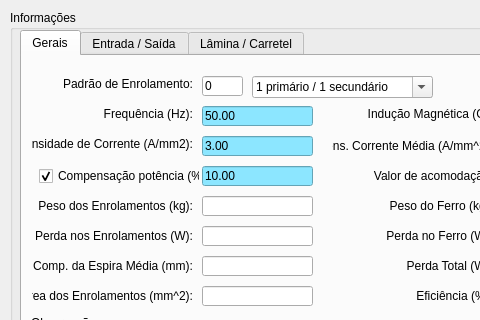
The window that windows/windownewproject.ui (KyryIx/Helena) describes before a commit, drawn with Qt 5; both pictures show x 0 to 480 and y 0 to 320 of the 758 by 510 pixel window.
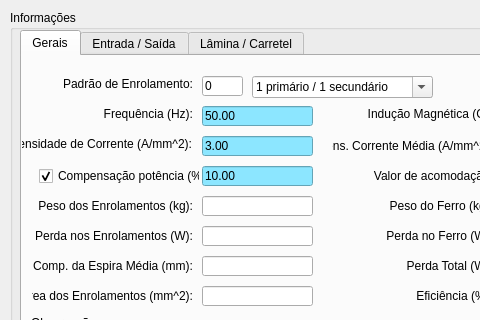
The same window after the commit. Icons and pictures are not drawn.

Commit message: Modificacoes nas janelas new projeto e open project

Diff of the .ui file:
```diff
--- a/windows/windownewproject.ui
+++ b/windows/windownewproject.ui
@@ -115,14 +115,14 @@
      <widget class="QLabel" name="label_currentDensity">
       <property name="geometry">
        <rect>
-        <x>10</x>
+        <x>0</x>
         <y>80</y>
-        <width>161</width>
+        <width>170</width>
         <height>16</height>
        </rect>
       </property>
       <property name="text">
-       <string>Densidade de Corrente (A/mm2):</string>
+       <string>Densidade de Corrente (A/mm^2):</string>
       </property>
       <property name="alignment">
        <set>Qt::AlignRight|Qt::AlignTrailing|Qt::AlignVCenter</set>
```
Left out of the diff: 6 changed lines with no effect on the pictures. The commit also changes 4 other files.
